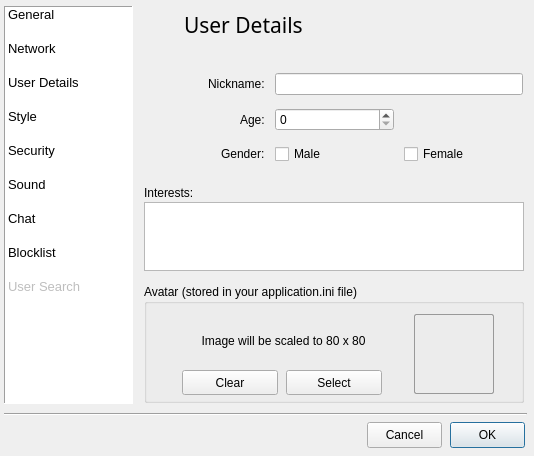
First picture: the form in src/gui/form_settingsgui.ui, repository vituperative/i2pchat, before the edit.
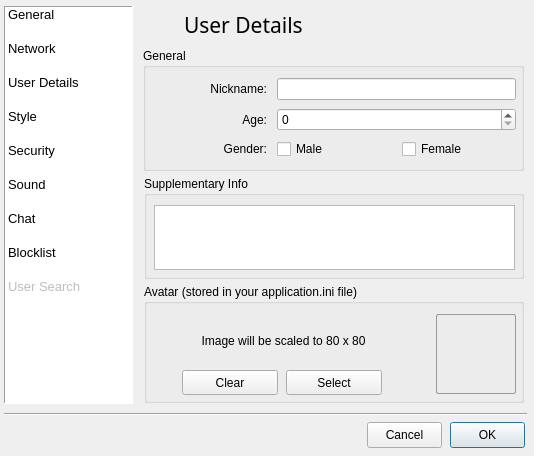
Second picture: the form after the edit. The open tabs and pages were chosen to show the change. Icons and pictures are not drawn.

Commit message: Further settings layout refinements

The edit to the form file:
```diff
--- a/src/gui/form_settingsgui.ui
+++ b/src/gui/form_settingsgui.ui
@@ -1044,19 +1044,6 @@
      </widget>
     </widget>
     <widget class="QWidget" name="userdetails_Page">
-     <widget class="QLabel" name="shareiconlabel">
-      <property name="geometry">
-       <rect>
-        <x>1</x>
-        <y>37</y>
-        <width>179</width>
-        <height>16</height>
-       </rect>
-      </property>
-      <property name="text">
-       <string/>
-      </property>
-     </widget>
      <widget class="QWidget" name="layoutWidget_12">
       <property name="geometry">
        <rect>
@@ -1136,28 +1123,6 @@
        </item>
       </layout>
      </widget>
-     <widget class="QPlainTextEdit" name="txt_Interests">
-      <property name="geometry">
-       <rect>
-        <x>4</x>
-        <y>194</y>
-        <width>380</width>
-        <height>69</height>
-       </rect>
-      </property>
-      <property name="minimumSize">
-       <size>
-        <width>380</width>
-        <height>0</height>
-       </size>
-      </property>
-      <property name="maximumSize">
-       <size>
-        <width>380</width>
-        <height>16777215</height>
-       </size>
-      </property>
-     </widget>
      <widget class="QGroupBox" name="groupBox_21">
       <property name="geometry">
        <rect>
@@ -1185,7 +1150,7 @@
       <widget class="QLabel" name="ownavatar_label">
        <property name="geometry">
         <rect>
-         <x>270</x>
+         <x>292</x>
          <y>30</y>
          <width>80</width>
          <height>80</height>
@@ -1283,13 +1248,25 @@
        </property>
       </widget>
      </widget>
+     <widget class="QGroupBox" name="groupBox_5">
+      <property name="geometry">
+       <rect>
+        <x>3</x>
+        <y>40</y>
+        <width>381</width>
+        <height>123</height>
+       </rect>
+      </property>
+      <property name="title">
+       <string>General</string>
+      </property>
      <widget class="QWidget" name="layoutWidget_11">
       <property name="geometry">
        <rect>
-        <x>6</x>
-        <y>58</y>
-        <width>377</width>
-        <height>105</height>
+         <x>10</x>
+         <y>28</y>
+         <width>363</width>
+         <height>88</height>
        </rect>
       </property>
       <layout class="QGridLayout" name="gridLayout_12">
@@ -1298,16 +1275,46 @@
        </property>
        <item row="0" column="0" alignment="Qt::AlignRight">
         <widget class="QLabel" name="label_19">
+          <property name="minimumSize">
+           <size>
+            <width>80</width>
+            <height>0</height>
+           </size>
+          </property>
+          <property name="maximumSize">
+           <size>
+            <width>80</width>
+            <height>16777215</height>
+           </size>
+          </property>
          <property name="text">
           <string>Nickname:</string>
          </property>
+          <property name="alignment">
+           <set>Qt::AlignRight|Qt::AlignTrailing|Qt::AlignVCenter</set>
+          </property>
         </widget>
        </item>
        <item row="1" column="0" alignment="Qt::AlignRight">
         <widget class="QLabel" name="label_21">
+          <property name="minimumSize">
+           <size>
+            <width>80</width>
+            <height>0</height>
+           </size>
+          </property>
+          <property name="maximumSize">
+           <size>
+            <width>80</width>
+            <height>16777215</height>
+           </size>
+          </property>
          <property name="text">
           <string>Age:</string>
          </property>
+          <property name="alignment">
+           <set>Qt::AlignRight|Qt::AlignTrailing|Qt::AlignVCenter</set>
+          </property>
         </widget>
        </item>
        <item row="0" column="1" colspan="2">
@@ -1338,15 +1345,23 @@
        </item>
        <item row="2" column="0" alignment="Qt::AlignRight">
         <widget class="QLabel" name="label_22">
+          <property name="minimumSize">
+           <size>
+            <width>80</width>
+            <height>0</height>
+           </size>
+          </property>
+          <property name="maximumSize">
+           <size>
+            <width>80</width>
+            <height>16777215</height>
+           </size>
+          </property>
          <property name="text">
           <string>Gender:</string>
          </property>
-        </widget>
-       </item>
-       <item row="1" column="1">
-        <widget class="QSpinBox" name="spinAge">
-         <property name="enabled">
-          <bool>true</bool>
+          <property name="alignment">
+           <set>Qt::AlignRight|Qt::AlignTrailing|Qt::AlignVCenter</set>
          </property>
         </widget>
        </item>
@@ -1369,21 +1384,67 @@
          </property>
         </widget>
        </item>
-      </layout>
-     </widget>
-     <widget class="QLabel" name="label_20">
+        <item row="1" column="1" colspan="2">
+         <widget class="QSpinBox" name="spinAge">
+          <property name="enabled">
+           <bool>true</bool>
+          </property>
+         </widget>
+        </item>
+       </layout>
+      </widget>
+     </widget>
+     <widget class="QGroupBox" name="groupBox_9">
       <property name="geometry">
        <rect>
         <x>4</x>
-        <y>176</y>
-        <width>62</width>
-        <height>17</height>
+        <y>168</y>
+        <width>380</width>
+        <height>103</height>
        </rect>
       </property>
-      <property name="text">
-       <string>Interests:</string>
+      <property name="minimumSize">
+       <size>
+        <width>380</width>
+        <height>0</height>
+       </size>
       </property>
-     </widget>
+      <property name="maximumSize">
+       <size>
+        <width>380</width>
+        <height>16777215</height>
+       </size>
+      </property>
+      <property name="title">
+       <string>Supplementary Info</string>
+      </property>
+      <widget class="QPlainTextEdit" name="txt_Interests">
+       <property name="geometry">
+        <rect>
+         <x>10</x>
+         <y>29</y>
+         <width>361</width>
+         <height>65</height>
+        </rect>
+       </property>
+       <property name="minimumSize">
+        <size>
+         <width>0</width>
+         <height>0</height>
+        </size>
+       </property>
+       <property name="maximumSize">
+        <size>
+         <width>368</width>
+         <height>16777215</height>
+        </size>
+       </property>
+      </widget>
+     </widget>
+     <zorder>groupBox_5</zorder>
+     <zorder>layoutWidget_12</zorder>
+     <zorder>groupBox_21</zorder>
+     <zorder>groupBox_9</zorder>
     </widget>
     <widget class="QWidget" name="style_Page">
      <widget class="QGroupBox" name="groupBox_3">
```
Left out of the diff: 44 changed lines with no effect on the pictures. Lines whose indentation alone changed are shown as unchanged.
